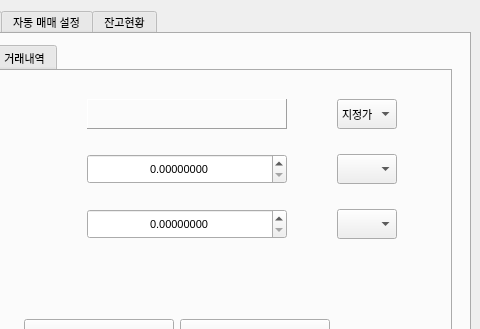
This is main1.ui in changhee-won/AiCoinsTrade as Qt 5 draws it before an edit; both pictures show x 574 to 1054 and y 0 to 329 of the 1054 by 800 pixel window. The edited form follows.
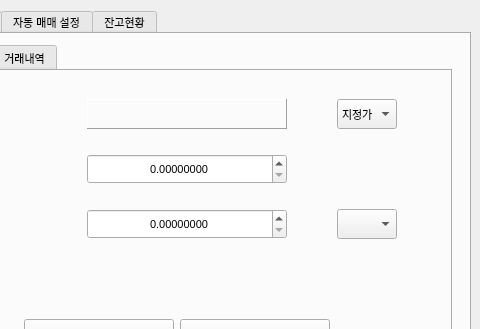
This is the edited form.

Commit message: 수정함:        aicoin_main.py 	수정함:        main1.ui

What changed in the file:
```diff
--- a/main1.ui
+++ b/main1.ui
@@ -444,7 +444,7 @@
                  </widget>
                 </item>
                 <item>
-                 <widget class="QComboBox" name="comboBox_buyAratio">
+                 <widget class="QLabel" name="label_5">
                   <property name="minimumSize">
                    <size>
                     <width>60</width>
@@ -457,6 +457,9 @@
                     <height>30</height>
                    </size>
                   </property>
+                  <property name="text">
+                   <string/>
+                  </property>
                  </widget>
                 </item>
                </layout>
```
The commit also changes 1 other file.
